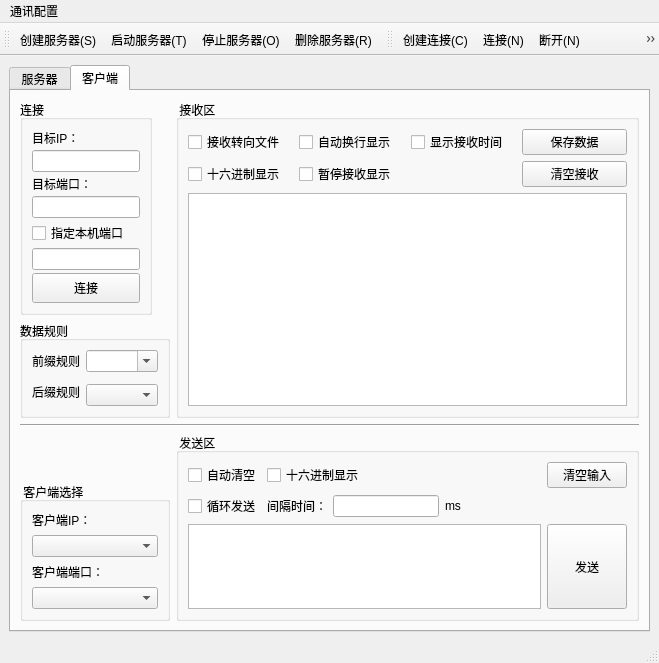
eveningwyn/Ethernet_SerialPort, file tcpipwindow.ui: the form before one commit.
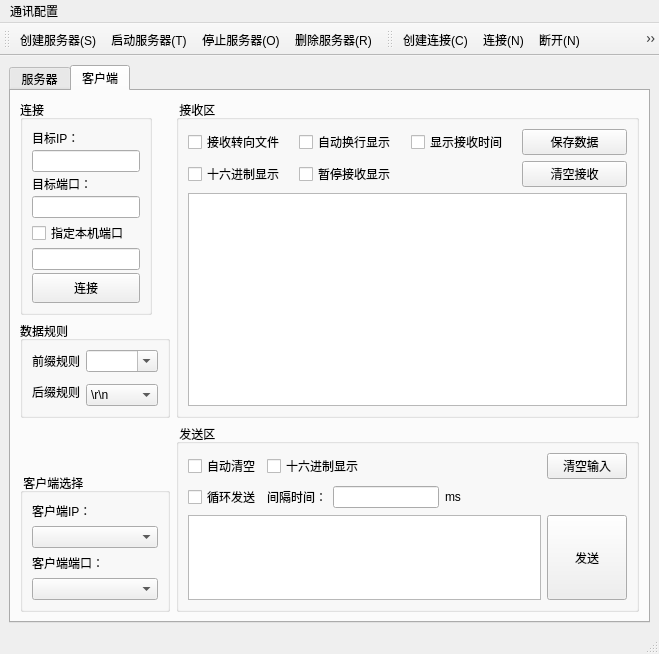
The form after the commit. The open tabs and pages were chosen to show the change. Icons and pictures are not drawn.

Diff of the .ui file:
```diff
--- a/tcpipwindow.ui
+++ b/tcpipwindow.ui
@@ -10,6 +10,12 @@
     <height>600</height>
    </rect>
   </property>
+  <property name="maximumSize">
+   <size>
+    <width>700</width>
+    <height>600</height>
+   </size>
+  </property>
   <property name="windowTitle">
    <string>TCP/IP调试助手 (作者evening_wen)</string>
   </property>
@@ -25,66 +31,6 @@
         <string>服务器</string>
        </attribute>
        <layout class="QGridLayout" name="gridLayout_13">
-        <item row="0" column="0" colspan="2">
-         <widget class="QGroupBox" name="groupBoxListenConfig">
-          <property name="sizePolicy">
-           <sizepolicy hsizetype="Fixed" vsizetype="Preferred">
-            <horstretch>0</horstretch>
-            <verstretch>0</verstretch>
-           </sizepolicy>
-          </property>
-          <property name="title">
-           <string>倾听</string>
-          </property>
-          <layout class="QGridLayout" name="gridLayout_7">
-           <property name="horizontalSpacing">
-            <number>0</number>
-           </property>
-           <property name="verticalSpacing">
-            <number>3</number>
-           </property>
-           <item row="2" column="0">
-            <widget class="QLabel" name="labelListenPort">
-             <property name="text">
-              <string>倾听端口：</string>
-             </property>
-            </widget>
-           </item>
-           <item row="0" column="0">
-            <widget class="QLabel" name="labelListenIP">
-             <property name="text">
-              <string>倾听IP：</string>
-             </property>
-            </widget>
-           </item>
-           <item row="1" column="0">
-            <widget class="QLineEdit" name="lineEditListenIP"/>
-           </item>
-           <item row="3" column="0">
-            <widget class="QLineEdit" name="lineEditListenPort"/>
-           </item>
-           <item row="4" column="0">
-            <widget class="QPushButton" name="pushButtonListen">
-             <property name="sizePolicy">
-              <sizepolicy hsizetype="Minimum" vsizetype="Fixed">
-               <horstretch>0</horstretch>
-               <verstretch>0</verstretch>
-              </sizepolicy>
-             </property>
-             <property name="minimumSize">
-              <size>
-               <width>0</width>
-               <height>30</height>
-              </size>
-             </property>
-             <property name="text">
-              <string>监听</string>
-             </property>
-            </widget>
-           </item>
-          </layout>
-         </widget>
-        </item>
         <item row="0" column="2" rowspan="3">
          <widget class="QGroupBox" name="groupBoxServerReceiveArea">
           <property name="title">
@@ -146,19 +92,6 @@
           </layout>
          </widget>
         </item>
-        <item row="1" column="1">
-         <spacer name="verticalSpacer_4">
-          <property name="orientation">
-           <enum>Qt::Vertical</enum>
-          </property>
-          <property name="sizeHint" stdset="0">
-           <size>
-            <width>20</width>
-            <height>40</height>
-           </size>
-          </property>
-         </spacer>
-        </item>
         <item row="2" column="0" colspan="2">
          <widget class="QGroupBox" name="groupBoxServerRule">
           <property name="title">
@@ -173,7 +106,23 @@
             </widget>
            </item>
            <item row="2" column="1">
-            <widget class="QComboBox" name="comboBoxServerSuffix"/>
+            <widget class="QComboBox" name="comboBoxServerSuffix">
+             <item>
+              <property name="text">
+               <string>\r\n</string>
+              </property>
+             </item>
+             <item>
+              <property name="text">
+               <string>\r</string>
+              </property>
+             </item>
+             <item>
+              <property name="text">
+               <string>\n</string>
+              </property>
+             </item>
+            </widget>
            </item>
            <item row="0" column="1">
             <widget class="QComboBox" name="comboBoxServerPrefix">
@@ -192,27 +141,109 @@
           </layout>
          </widget>
         </item>
-        <item row="3" column="0" rowspan="2" colspan="3">
-         <widget class="Line" name="line">
-          <property name="orientation">
-           <enum>Qt::Horizontal</enum>
+        <item row="0" column="0" colspan="2">
+         <widget class="QGroupBox" name="groupBoxListenConfig">
+          <property name="sizePolicy">
+           <sizepolicy hsizetype="Fixed" vsizetype="Preferred">
+            <horstretch>0</horstretch>
+            <verstretch>0</verstretch>
+           </sizepolicy>
           </property>
+          <property name="title">
+           <string>倾听</string>
+          </property>
+          <layout class="QGridLayout" name="gridLayout_7">
+           <property name="horizontalSpacing">
+            <number>0</number>
+           </property>
+           <property name="verticalSpacing">
+            <number>3</number>
+           </property>
+           <item row="2" column="0">
+            <widget class="QLabel" name="labelListenPort">
+             <property name="text">
+              <string>倾听端口：</string>
+             </property>
+            </widget>
+           </item>
+           <item row="0" column="0">
+            <widget class="QLabel" name="labelListenIP">
+             <property name="text">
+              <string>倾听IP：</string>
+             </property>
+            </widget>
+           </item>
+           <item row="1" column="0">
+            <widget class="QLineEdit" name="lineEditListenIP"/>
+           </item>
+           <item row="3" column="0">
+            <widget class="QLineEdit" name="lineEditListenPort"/>
+           </item>
+           <item row="4" column="0">
+            <widget class="QPushButton" name="pushButtonListen">
+             <property name="sizePolicy">
+              <sizepolicy hsizetype="Minimum" vsizetype="Fixed">
+               <horstretch>0</horstretch>
+               <verstretch>0</verstretch>
+              </sizepolicy>
+             </property>
+             <property name="minimumSize">
+              <size>
+               <width>0</width>
+               <height>30</height>
+              </size>
+             </property>
+             <property name="text">
+              <string>开始倾听</string>
+             </property>
+            </widget>
+           </item>
+          </layout>
          </widget>
         </item>
-        <item row="4" column="1" rowspan="2">
-         <spacer name="verticalSpacer_2">
+        <item row="4" column="0" colspan="2">
+         <widget class="QGroupBox" name="groupBoxServerClientSelect">
+          <property name="title">
+           <string> 客户端选择</string>
+          </property>
+          <layout class="QGridLayout" name="gridLayout_9">
+           <item row="3" column="0">
+            <widget class="QComboBox" name="comboBoxServerClientPort"/>
+           </item>
+           <item row="2" column="0">
+            <widget class="QLabel" name="labelServerClientPort">
+             <property name="text">
+              <string>客户端端口：</string>
+             </property>
+            </widget>
+           </item>
+           <item row="0" column="0">
+            <widget class="QLabel" name="labelServerClientIP">
+             <property name="text">
+              <string>客户端IP：</string>
+             </property>
+            </widget>
+           </item>
+           <item row="1" column="0">
+            <widget class="QComboBox" name="comboBoxServerClientIP"/>
+           </item>
+          </layout>
+         </widget>
+        </item>
+        <item row="1" column="1">
+         <spacer name="verticalSpacer_4">
           <property name="orientation">
            <enum>Qt::Vertical</enum>
           </property>
           <property name="sizeHint" stdset="0">
            <size>
             <width>20</width>
-            <height>91</height>
+            <height>40</height>
            </size>
           </property>
          </spacer>
         </item>
-        <item row="5" column="2" rowspan="2">
+        <item row="3" column="2" rowspan="2">
          <widget class="QGroupBox" name="groupBoxServerSendArea">
           <property name="title">
            <string> 发送区</string>
@@ -327,34 +358,18 @@
           </layout>
          </widget>
         </item>
-        <item row="6" column="0" colspan="2">
-         <widget class="QGroupBox" name="groupBoxServerClientSelect">
-          <property name="title">
-           <string> 客户端选择</string>
+        <item row="3" column="0" colspan="2">
+         <spacer name="verticalSpacer_2">
+          <property name="orientation">
+           <enum>Qt::Vertical</enum>
           </property>
-          <layout class="QGridLayout" name="gridLayout_9">
-           <item row="3" column="0">
-            <widget class="QComboBox" name="comboBoxServerClientPort"/>
-           </item>
-           <item row="2" column="0">
-            <widget class="QLabel" name="labelServerClientPort">
-             <property name="text">
-              <string>客户端端口：</string>
-             </property>
-            </widget>
-           </item>
-           <item row="0" column="0">
-            <widget class="QLabel" name="labelServerClientIP">
-             <property name="text">
-              <string>客户端IP：</string>
-             </property>
-            </widget>
-           </item>
-           <item row="1" column="0">
-            <widget class="QComboBox" name="comboBoxServerClientIP"/>
-           </item>
-          </layout>
-         </widget>
+          <property name="sizeHint" stdset="0">
+           <size>
+            <width>20</width>
+            <height>40</height>
+           </size>
+          </property>
+         </spacer>
         </item>
        </layout>
       </widget>
@@ -363,6 +378,157 @@
         <string>客户端</string>
        </attribute>
        <layout class="QGridLayout" name="gridLayout_6">
+        <item row="2" column="0">
+         <spacer name="verticalSpacer">
+          <property name="orientation">
+           <enum>Qt::Vertical</enum>
+          </property>
+         </spacer>
+        </item>
+        <item row="3" column="0">
+         <widget class="QGroupBox" name="groupBoxClientSelect">
+          <property name="title">
+           <string> 客户端选择</string>
+          </property>
+          <layout class="QGridLayout" name="gridLayout">
+           <item row="0" column="0">
+            <widget class="QLabel" name="labelClientIP">
+             <property name="text">
+              <string>客户端IP：</string>
+             </property>
+            </widget>
+           </item>
+           <item row="1" column="0">
+            <widget class="QComboBox" name="comboBoxClientIP"/>
+           </item>
+           <item row="2" column="0">
+            <widget class="QLabel" name="labelClientPort">
+             <property name="text">
+              <string>客户端端口：</string>
+             </property>
+            </widget>
+           </item>
+           <item row="3" column="0">
+            <widget class="QComboBox" name="comboBoxClientPort"/>
+           </item>
+          </layout>
+         </widget>
+        </item>
+        <item row="2" column="1" rowspan="2">
+         <widget class="QGroupBox" name="groupBoxClientSendArea">
+          <property name="title">
+           <string> 发送区</string>
+          </property>
+          <layout class="QGridLayout" name="gridLayout_5">
+           <item row="1" column="1">
+            <widget class="QLabel" name="labelClientIntervalTime">
+             <property name="text">
+              <string>间隔时间：</string>
+             </property>
+            </widget>
+           </item>
+           <item row="0" column="0">
+            <widget class="QCheckBox" name="checkBoxClientAutoClear">
+             <property name="text">
+              <string>自动清空</string>
+             </property>
+            </widget>
+           </item>
+           <item row="0" column="6">
+            <widget class="QPushButton" name="pushButtonClientClearInput">
+             <property name="text">
+              <string>清空输入</string>
+             </property>
+            </widget>
+           </item>
+           <item row="0" column="1" colspan="2">
+            <widget class="QCheckBox" name="checkBoxClientHexShow_Send">
+             <property name="text">
+              <string>十六进制显示</string>
+             </property>
+            </widget>
+           </item>
+           <item row="1" column="0">
+            <widget class="QCheckBox" name="checkBoxClientLoopSend">
+             <property name="text">
+              <string>循环发送</string>
+             </property>
+            </widget>
+           </item>
+           <item row="2" column="0" colspan="6">
+            <widget class="QTextEdit" name="textEditClientSendInput"/>
+           </item>
+           <item row="1" column="2">
+            <widget class="QLineEdit" name="lineEditClientIntervalTime"/>
+           </item>
+           <item row="1" column="6">
+            <spacer name="horizontalSpacer_3">
+             <property name="orientation">
+              <enum>Qt::Horizontal</enum>
+             </property>
+             <property name="sizeHint" stdset="0">
+              <size>
+               <width>40</width>
+               <height>20</height>
+              </size>
+             </property>
+            </spacer>
+           </item>
+           <item row="1" column="3">
+            <widget class="QLabel" name="labelClient_ms">
+             <property name="text">
+              <string>ms</string>
+             </property>
+            </widget>
+           </item>
+           <item row="2" column="6">
+            <widget class="QPushButton" name="pushButtonClientSend">
+             <property name="sizePolicy">
+              <sizepolicy hsizetype="Minimum" vsizetype="Minimum">
+               <horstretch>0</horstretch>
+               <verstretch>0</verstretch>
+              </sizepolicy>
+             </property>
+             <property name="minimumSize">
+              <size>
+               <width>0</width>
+               <height>83</height>
+              </size>
+             </property>
+             <property name="text">
+              <string>发送</string>
+             </property>
+            </widget>
+           </item>
+           <item row="1" column="5">
+            <spacer name="horizontalSpacer_2">
+             <property name="orientation">
+              <enum>Qt::Horizontal</enum>
+             </property>
+             <property name="sizeHint" stdset="0">
+              <size>
+               <width>32</width>
+               <height>20</height>
+              </size>
+             </property>
+            </spacer>
+           </item>
+           <item row="1" column="4">
+            <spacer name="horizontalSpacer_6">
+             <property name="orientation">
+              <enum>Qt::Horizontal</enum>
+             </property>
+             <property name="sizeHint" stdset="0">
+              <size>
+               <width>40</width>
+               <height>20</height>
+              </size>
+             </property>
+            </spacer>
+           </item>
+          </layout>
+         </widget>
+        </item>
         <item row="0" column="0">
          <widget class="QGroupBox" name="groupBoxClientConfig">
           <property name="sizePolicy">
@@ -433,7 +599,7 @@
           </layout>
          </widget>
         </item>
-        <item row="0" column="1" rowspan="3">
+        <item row="0" column="1" rowspan="2">
          <widget class="QGroupBox" name="groupBoxClientReceiveArea">
           <property name="title">
            <string> 接收区</string>
@@ -495,19 +661,6 @@
          </widget>
         </item>
         <item row="1" column="0">
-         <spacer name="verticalSpacer_3">
-          <property name="orientation">
-           <enum>Qt::Vertical</enum>
-          </property>
-          <property name="sizeHint" stdset="0">
-           <size>
-            <width>20</width>
-            <height>40</height>
-           </size>
-          </property>
-         </spacer>
-        </item>
-        <item row="2" column="0">
          <widget class="QGroupBox" name="groupBoxClientRule">
           <property name="title">
            <string>数据规则</string>
@@ -521,7 +674,23 @@
             </widget>
            </item>
            <item row="2" column="1">
-            <widget class="QComboBox" name="comboBoxClientSuffix"/>
+            <widget class="QComboBox" name="comboBoxClientSuffix">
+             <item>
+              <property name="text">
+               <string>\r\n</string>
+              </property>
+             </item>
+             <item>
+              <property name="text">
+               <string>\r</string>
+              </property>
+             </item>
+             <item>
+              <property name="text">
+               <string>\n</string>
+              </property>
+             </item>
+            </widget>
            </item>
            <item row="0" column="0">
             <widget class="QLabel" name="labelClientPrefix">
@@ -540,170 +709,6 @@
           </layout>
          </widget>
         </item>
-        <item row="3" column="0" colspan="2">
-         <widget class="Line" name="line_2">
-          <property name="orientation">
-           <enum>Qt::Horizontal</enum>
-          </property>
-         </widget>
-        </item>
-        <item row="4" column="0">
-         <spacer name="verticalSpacer">
-          <property name="orientation">
-           <enum>Qt::Vertical</enum>
-          </property>
-          <property name="sizeHint" stdset="0">
-           <size>
-            <width>20</width>
-            <height>47</height>
-           </size>
-          </property>
-         </spacer>
-        </item>
-        <item row="4" column="1" rowspan="2">
-         <widget class="QGroupBox" name="groupBoxClientSendArea">
-          <property name="title">
-           <string> 发送区</string>
-          </property>
-          <layout class="QGridLayout" name="gridLayout_5">
-           <item row="1" column="1">
-            <widget class="QLabel" name="labelClientIntervalTime">
-             <property name="text">
-              <string>间隔时间：</string>
-             </property>
-            </widget>
-           </item>
-           <item row="0" column="0">
-            <widget class="QCheckBox" name="checkBoxClientAutoClear">
-             <property name="text">
-              <string>自动清空</string>
-             </property>
-            </widget>
-           </item>
-           <item row="0" column="6">
-            <widget class="QPushButton" name="pushButtonClientClearInput">
-             <property name="text">
-              <string>清空输入</string>
-             </property>
-            </widget>
-           </item>
-           <item row="0" column="1" colspan="2">
-            <widget class="QCheckBox" name="checkBoxClientHexShow_Send">
-             <property name="text">
-              <string>十六进制显示</string>
-             </property>
-            </widget>
-           </item>
-           <item row="1" column="0">
-            <widget class="QCheckBox" name="checkBoxClientLoopSend">
-             <property name="text">
-              <string>循环发送</string>
-             </property>
-            </widget>
-           </item>
-           <item row="2" column="0" colspan="6">
-            <widget class="QTextEdit" name="textEditClientSendInput"/>
-           </item>
-           <item row="1" column="2">
-            <widget class="QLineEdit" name="lineEditClientIntervalTime"/>
-           </item>
-           <item row="1" column="6">
-            <spacer name="horizontalSpacer_3">
-             <property name="orientation">
-              <enum>Qt::Horizontal</enum>
-             </property>
-             <property name="sizeHint" stdset="0">
-              <size>
-               <width>40</width>
-               <height>20</height>
-              </size>
-             </property>
-            </spacer>
-           </item>
-           <item row="1" column="3">
-            <widget class="QLabel" name="labelClient_ms">
-             <property name="text">
-              <string>ms</string>
-             </property>
-            </widget>
-           </item>
-           <item row="2" column="6">
-            <widget class="QPushButton" name="pushButtonClientSend">
-             <property name="sizePolicy">
-              <sizepolicy hsizetype="Minimum" vsizetype="Minimum">
-               <horstretch>0</horstretch>
-               <verstretch>0</verstretch>
-              </sizepolicy>
-             </property>
-             <property name="minimumSize">
-              <size>
-               <width>0</width>
-               <height>83</height>
-              </size>
-             </property>
-             <property name="text">
-              <string>发送</string>
-             </property>
-            </widget>
-           </item>
-           <item row="1" column="5">
-            <spacer name="horizontalSpacer_2">
-             <property name="orientation">
-              <enum>Qt::Horizontal</enum>
-             </property>
-             <property name="sizeHint" stdset="0">
-              <size>
-               <width>32</width>
-               <height>20</height>
-              </size>
-             </property>
-            </spacer>
-           </item>
-           <item row="1" column="4">
-            <spacer name="horizontalSpacer_6">
-             <property name="orientation">
-              <enum>Qt::Horizontal</enum>
-             </property>
-             <property name="sizeHint" stdset="0">
-              <size>
-               <width>40</width>
-               <height>20</height>
-              </size>
-             </property>
-            </spacer>
-           </item>
-          </layout>
-         </widget>
-        </item>
-        <item row="5" column="0">
-         <widget class="QGroupBox" name="groupBoxClientSelect">
-          <property name="title">
-           <string> 客户端选择</string>
-          </property>
-          <layout class="QGridLayout" name="gridLayout">
-           <item row="0" column="0">
-            <widget class="QLabel" name="labelClientIP">
-             <property name="text">
-              <string>客户端IP：</string>
-             </property>
-            </widget>
-           </item>
-           <item row="1" column="0">
-            <widget class="QComboBox" name="comboBoxClientIP"/>
-           </item>
-           <item row="2" column="0">
-            <widget class="QLabel" name="labelClientPort">
-             <property name="text">
-              <string>客户端端口：</string>
-             </property>
-            </widget>
-           </item>
-           <item row="3" column="0">
-            <widget class="QComboBox" name="comboBoxClientPort"/>
-           </item>
-          </layout>
-         </widget>
-        </item>
        </layout>
       </widget>
      </widget>
```
